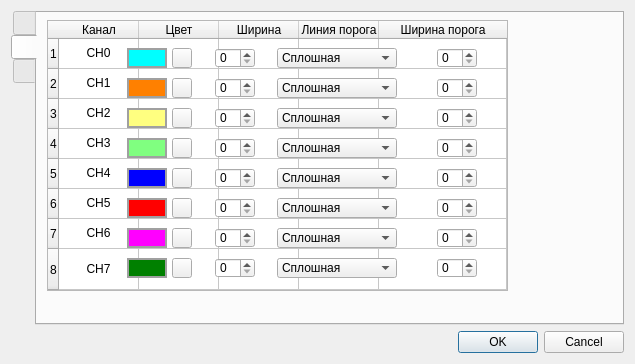
Qt form Digitizer by Radium.Khlopin/settingswindow.ui (Alligator4ik/Dizitizer) before a commit.
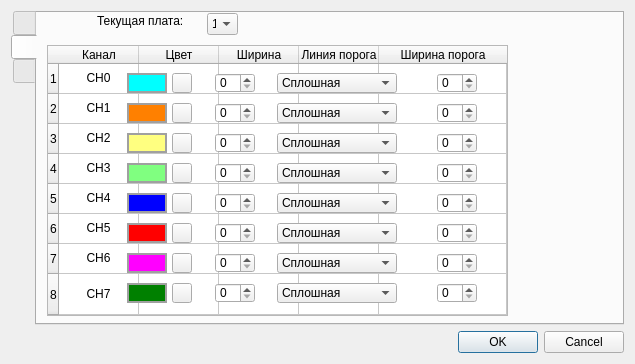
The same form after that commit. The open tabs and pages were chosen to show the change. Icons and pictures are not drawn.

Commit message: Trigger Configuration and graphs with colors to all chanels available!

Diff of the .ui file:
```diff
--- a/Digitizer by Radium.Khlopin/settingswindow.ui
+++ b/Digitizer by Radium.Khlopin/settingswindow.ui
@@ -627,7 +627,7 @@
         <property name="geometry">
          <rect>
           <x>10</x>
-          <y>7</y>
+          <y>32</y>
           <width>461</width>
           <height>271</height>
          </rect>
@@ -805,7 +805,7 @@
         <property name="geometry">
          <rect>
           <x>90</x>
-          <y>35</y>
+          <y>60</y>
           <width>40</width>
           <height>20</height>
          </rect>
@@ -825,7 +825,7 @@
         <property name="geometry">
          <rect>
           <x>90</x>
-          <y>65</y>
+          <y>90</y>
           <width>40</width>
           <height>20</height>
          </rect>
@@ -845,7 +845,7 @@
         <property name="geometry">
          <rect>
           <x>90</x>
-          <y>95</y>
+          <y>120</y>
           <width>40</width>
           <height>20</height>
          </rect>
@@ -865,7 +865,7 @@
         <property name="geometry">
          <rect>
           <x>90</x>
-          <y>125</y>
+          <y>150</y>
           <width>40</width>
           <height>20</height>
          </rect>
@@ -885,7 +885,7 @@
         <property name="geometry">
          <rect>
           <x>90</x>
-          <y>185</y>
+          <y>210</y>
           <width>40</width>
           <height>20</height>
          </rect>
@@ -905,7 +905,7 @@
         <property name="geometry">
          <rect>
           <x>90</x>
-          <y>155</y>
+          <y>180</y>
           <width>40</width>
           <height>20</height>
          </rect>
@@ -925,7 +925,7 @@
         <property name="geometry">
          <rect>
           <x>90</x>
-          <y>215</y>
+          <y>240</y>
           <width>40</width>
           <height>20</height>
          </rect>
@@ -945,7 +945,7 @@
         <property name="geometry">
          <rect>
           <x>90</x>
-          <y>245</y>
+          <y>270</y>
           <width>40</width>
           <height>20</height>
          </rect>
@@ -965,7 +965,7 @@
         <property name="geometry">
          <rect>
           <x>135</x>
-          <y>35</y>
+          <y>60</y>
           <width>20</width>
           <height>20</height>
          </rect>
@@ -997,7 +997,7 @@
         <property name="geometry">
          <rect>
           <x>135</x>
-          <y>65</y>
+          <y>90</y>
           <width>20</width>
           <height>20</height>
          </rect>
@@ -1029,7 +1029,7 @@
         <property name="geometry">
          <rect>
           <x>135</x>
-          <y>95</y>
+          <y>120</y>
           <width>20</width>
           <height>20</height>
          </rect>
@@ -1061,7 +1061,7 @@
         <property name="geometry">
          <rect>
           <x>135</x>
-          <y>125</y>
+          <y>150</y>
           <width>20</width>
           <height>20</height>
          </rect>
@@ -1093,7 +1093,7 @@
         <property name="geometry">
          <rect>
           <x>135</x>
-          <y>155</y>
+          <y>180</y>
           <width>20</width>
           <height>20</height>
          </rect>
@@ -1125,7 +1125,7 @@
         <property name="geometry">
          <rect>
           <x>135</x>
-          <y>185</y>
+          <y>210</y>
           <width>20</width>
           <height>20</height>
          </rect>
@@ -1157,7 +1157,7 @@
         <property name="geometry">
          <rect>
           <x>135</x>
-          <y>215</y>
+          <y>240</y>
           <width>20</width>
           <height>20</height>
          </rect>
@@ -1189,7 +1189,7 @@
         <property name="geometry">
          <rect>
           <x>135</x>
-          <y>245</y>
+          <y>270</y>
           <width>20</width>
           <height>20</height>
          </rect>
@@ -1221,7 +1221,7 @@
         <property name="geometry">
          <rect>
           <x>178</x>
-          <y>125</y>
+          <y>150</y>
           <width>40</width>
           <height>20</height>
          </rect>
@@ -1231,7 +1231,7 @@
         <property name="geometry">
          <rect>
           <x>178</x>
-          <y>155</y>
+          <y>180</y>
           <width>40</width>
           <height>20</height>
          </rect>
@@ -1241,7 +1241,7 @@
         <property name="geometry">
          <rect>
           <x>178</x>
-          <y>185</y>
+          <y>210</y>
           <width>40</width>
           <height>20</height>
          </rect>
@@ -1251,7 +1251,7 @@
         <property name="geometry">
          <rect>
           <x>178</x>
-          <y>215</y>
+          <y>240</y>
           <width>40</width>
           <height>20</height>
          </rect>
@@ -1261,7 +1261,7 @@
         <property name="geometry">
          <rect>
           <x>178</x>
-          <y>245</y>
+          <y>270</y>
           <width>40</width>
           <height>20</height>
          </rect>
@@ -1271,7 +1271,7 @@
         <property name="geometry">
          <rect>
           <x>178</x>
-          <y>35</y>
+          <y>60</y>
           <width>40</width>
           <height>20</height>
          </rect>
@@ -1281,7 +1281,7 @@
         <property name="geometry">
          <rect>
           <x>178</x>
-          <y>95</y>
+          <y>120</y>
           <width>40</width>
           <height>20</height>
          </rect>
@@ -1291,7 +1291,7 @@
         <property name="geometry">
          <rect>
           <x>178</x>
-          <y>65</y>
+          <y>90</y>
           <width>40</width>
           <height>20</height>
          </rect>
@@ -1301,7 +1301,7 @@
         <property name="geometry">
          <rect>
           <x>400</x>
-          <y>185</y>
+          <y>210</y>
           <width>40</width>
           <height>20</height>
          </rect>
@@ -1311,7 +1311,7 @@
         <property name="geometry">
          <rect>
           <x>400</x>
-          <y>65</y>
+          <y>90</y>
           <width>40</width>
           <height>20</height>
          </rect>
@@ -1321,7 +1321,7 @@
         <property name="geometry">
          <rect>
           <x>400</x>
-          <y>125</y>
+          <y>150</y>
           <width>40</width>
           <height>20</height>
          </rect>
@@ -1331,7 +1331,7 @@
         <property name="geometry">
          <rect>
           <x>400</x>
-          <y>155</y>
+          <y>180</y>
           <width>40</width>
           <height>20</height>
          </rect>
@@ -1341,7 +1341,7 @@
         <property name="geometry">
          <rect>
           <x>400</x>
-          <y>35</y>
+          <y>60</y>
           <width>40</width>
           <height>20</height>
          </rect>
@@ -1351,7 +1351,7 @@
         <property name="geometry">
          <rect>
           <x>400</x>
-          <y>95</y>
+          <y>120</y>
           <width>40</width>
           <height>20</height>
          </rect>
@@ -1361,7 +1361,7 @@
         <property name="geometry">
          <rect>
           <x>400</x>
-          <y>215</y>
+          <y>240</y>
           <width>40</width>
           <height>20</height>
          </rect>
@@ -1371,7 +1371,7 @@
         <property name="geometry">
          <rect>
           <x>400</x>
-          <y>245</y>
+          <y>270</y>
           <width>40</width>
           <height>20</height>
          </rect>
@@ -1381,7 +1381,7 @@
         <property name="geometry">
          <rect>
           <x>240</x>
-          <y>35</y>
+          <y>60</y>
           <width>120</width>
           <height>20</height>
          </rect>
@@ -1406,7 +1406,7 @@
         <property name="geometry">
          <rect>
           <x>240</x>
-          <y>65</y>
+          <y>90</y>
           <width>120</width>
           <height>20</height>
          </rect>
@@ -1431,7 +1431,7 @@
         <property name="geometry">
          <rect>
           <x>240</x>
-          <y>95</y>
+          <y>120</y>
           <width>120</width>
           <height>20</height>
          </rect>
@@ -1456,7 +1456,7 @@
         <property name="geometry">
          <rect>
           <x>240</x>
-          <y>125</y>
+          <y>150</y>
           <width>120</width>
           <height>20</height>
          </rect>
@@ -1481,7 +1481,7 @@
         <property name="geometry">
          <rect>
           <x>240</x>
-          <y>155</y>
+          <y>180</y>
           <width>120</width>
           <height>20</height>
          </rect>
@@ -1506,7 +1506,7 @@
         <property name="geometry">
          <rect>
           <x>240</x>
-          <y>185</y>
+          <y>210</y>
           <width>120</width>
           <height>20</height>
          </rect>
@@ -1531,7 +1531,7 @@
         <property name="geometry">
          <rect>
           <x>240</x>
-          <y>215</y>
+          <y>240</y>
           <width>120</width>
           <height>20</height>
          </rect>
@@ -1556,7 +1556,7 @@
         <property name="geometry">
          <rect>
           <x>240</x>
-          <y>245</y>
+          <y>270</y>
           <width>120</width>
           <height>20</height>
          </rect>
@@ -1577,6 +1577,74 @@
          </property>
         </item>
        </widget>
+       <widget class="QLabel" name="currentWDFLabel">
+        <property name="geometry">
+         <rect>
+          <x>60</x>
+          <y>0</y>
+          <width>91</width>
+          <height>16</height>
+         </rect>
+        </property>
+        <property name="text">
+         <string>Текущая плата:</string>
+        </property>
+       </widget>
+       <widget class="QComboBox" name="currentWDFInColorTab">
+        <property name="geometry">
+         <rect>
+          <x>170</x>
+          <y>0</y>
+          <width>31</width>
+          <height>22</height>
+         </rect>
+        </property>
+        <item>
+         <property name="text">
+          <string>1</string>
+         </property>
+        </item>
+        <item>
+         <property name="text">
+          <string>2</string>
+         </property>
+        </item>
+        <item>
+         <property name="text">
+          <string>3</string>
+         </property>
+        </item>
+        <item>
+         <property name="text">
+          <string>4</string>
+         </property>
+        </item>
+        <item>
+         <property name="text">
+          <string>5</string>
+         </property>
+        </item>
+        <item>
+         <property name="text">
+          <string>6</string>
+         </property>
+        </item>
+        <item>
+         <property name="text">
+          <string>7</string>
+         </property>
+        </item>
+        <item>
+         <property name="text">
+          <string>8</string>
+         </property>
+        </item>
+        <item>
+         <property name="text">
+          <string>9</string>
+         </property>
+        </item>
+       </widget>
       </widget>
       <widget class="QWidget" name="ViewerSetting">
        <attribute name="icon">
```
Left out of the diff: 41 changed lines with no effect on the pictures. The commit also changes 13 other files.
